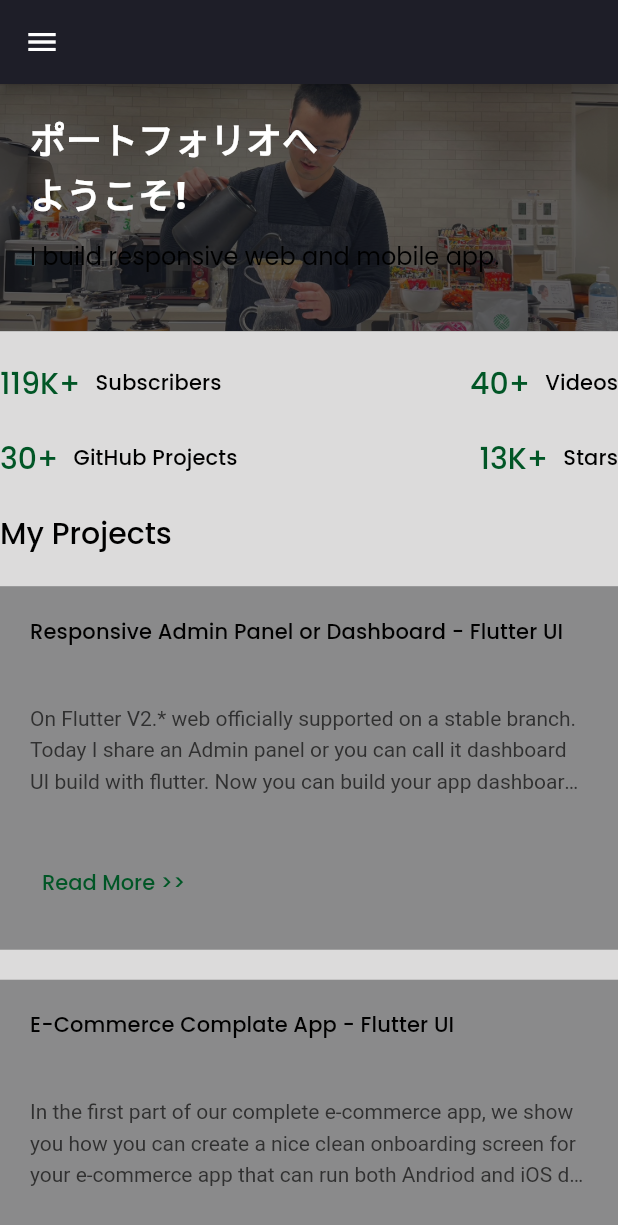
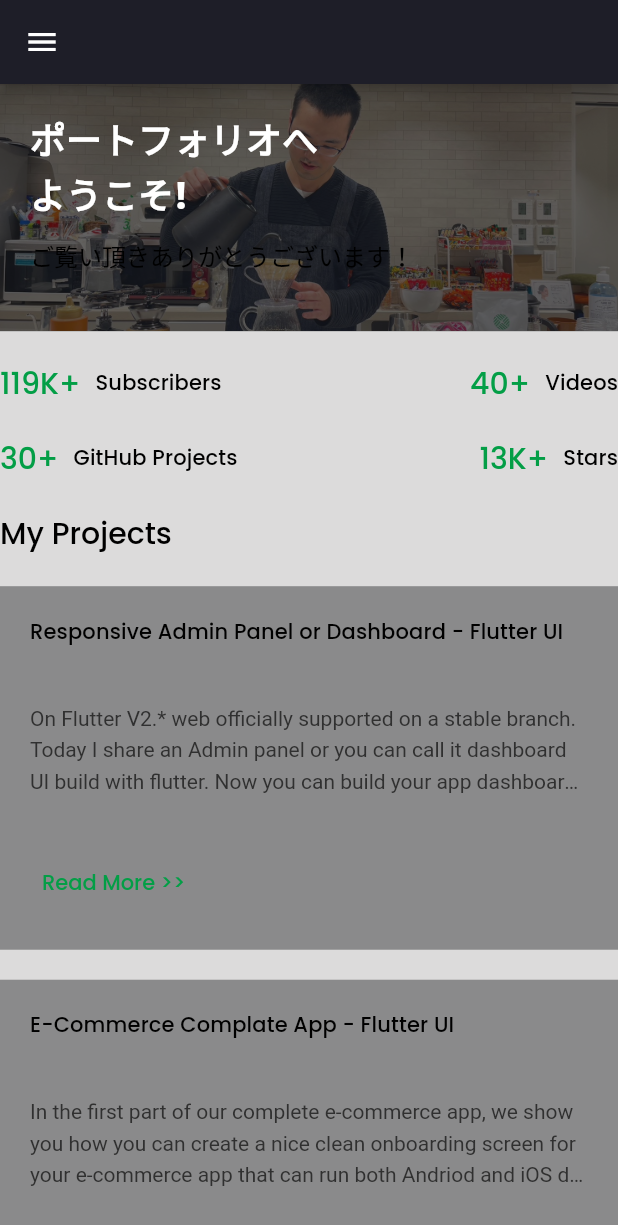
Before and after one commit to shinnkura/flutter_portfolio, a Flutter app: the screen it shows after launch, on a phone screen of 412 x 824 dp. Shown: the top 1225 px of the screen. Run offline on Flutter 3.47's test engine with Material 2 defaults, Android fonts, the phone set to English and light mode, and no system bars; drawn by our look-alikes of animated_text_kit; our stand-ins replace flutter_svg, google_fonts.

Commit message:
トップ画面の動くテキストを変更

```diff
--- a/lib/constants.dart
+++ b/lib/constants.dart
@@ -1,6 +1,6 @@
 import 'package:flutter/material.dart';
 
-const primaryColor = Color.fromARGB(255, 1, 86, 38);
+const primaryColor = Color.fromARGB(255, 3, 158, 70);
 const secondaryColor = Color.fromARGB(255, 138, 138, 139);
 const darkColor = Color.fromARGB(255, 18, 18, 19);
 const bodyTextColor = Color.fromARGB(255, 48, 48, 48);
--- a/lib/screens/home/components/home_banner.dart
+++ b/lib/screens/home/components/home_banner.dart
@@ -82,7 +82,10 @@ class MyBuildAnimatedText extends StatelessWidget {
           if (!Responsive.isMobileLarge(context)) FlutterCodedText(),
           if (!Responsive.isMobileLarge(context))
             SizedBox(width: defaultPadding / 2),
-          Text("I build "),
+          // Text(
+          //   "",
+          //   style: TextStyle(color: Colors.white),
+          // ),
           Responsive.isMobile(context)
               ? Expanded(child: AnimatedText())
               : AnimatedText(),
@@ -105,15 +108,15 @@ class AnimatedText extends StatelessWidget {
     return AnimatedTextKit(
       animatedTexts: [
         TyperAnimatedText(
-          "responsive web and mobile app.",
+          "ご覧い頂きありがとうございます！",
           speed: Duration(milliseconds: 60),
         ),
         TyperAnimatedText(
-          "complete e-Commerce app UI.",
+          "こちらのサイトは、私のポートフォリオです。",
           speed: Duration(milliseconds: 60),
         ),
         TyperAnimatedText(
-          "Chat app with dark and light theme.",
+          "どうぞ、ごゆっくりご覧ください！",
           speed: Duration(milliseconds: 60),
         ),
       ],
```
